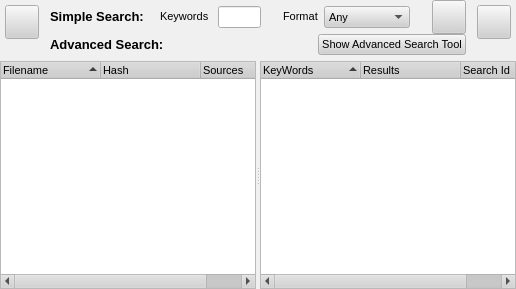
This is rs-Qt-gui/src/gui/SearchDialog.ui in autoscatto/retroshare as Qt 5 draws it before an edit. The edited form follows.
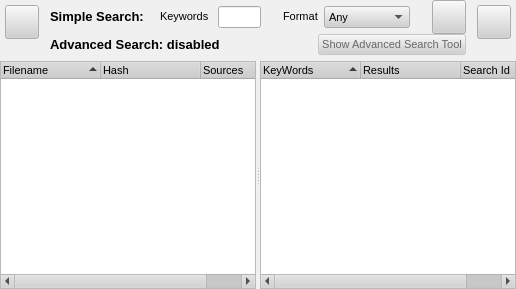
This is the edited form. Icons and pictures are not drawn.

Commit message: Disabling of Adv Search dialog until compilation problems under Qt 4.2.x are fixed.

Patch:
```diff
--- a/rs-Qt-gui/src/gui/SearchDialog.ui
+++ b/rs-Qt-gui/src/gui/SearchDialog.ui
@@ -858,7 +858,7 @@
                <item>
                 <widget class="QLabel" name="label_4" >
                  <property name="text" >
-                  <string>&lt;h3>Advanced Search:&lt;/h3></string>
+                  <string>&lt;h3>Advanced Search: disabled&lt;/h3></string>
                  </property>
                 </widget>
                </item>
@@ -881,7 +881,7 @@
                <item>
                 <widget class="QPushButton" name="focusAdvSearchDialogBtn" >
                  <property name="enabled" >
-                  <bool>true</bool> 
+                  <bool>false</bool> 
                  </property>
                  <property name="sizePolicy" >
                   <sizepolicy>
```
The commit also changes 2 other files.
